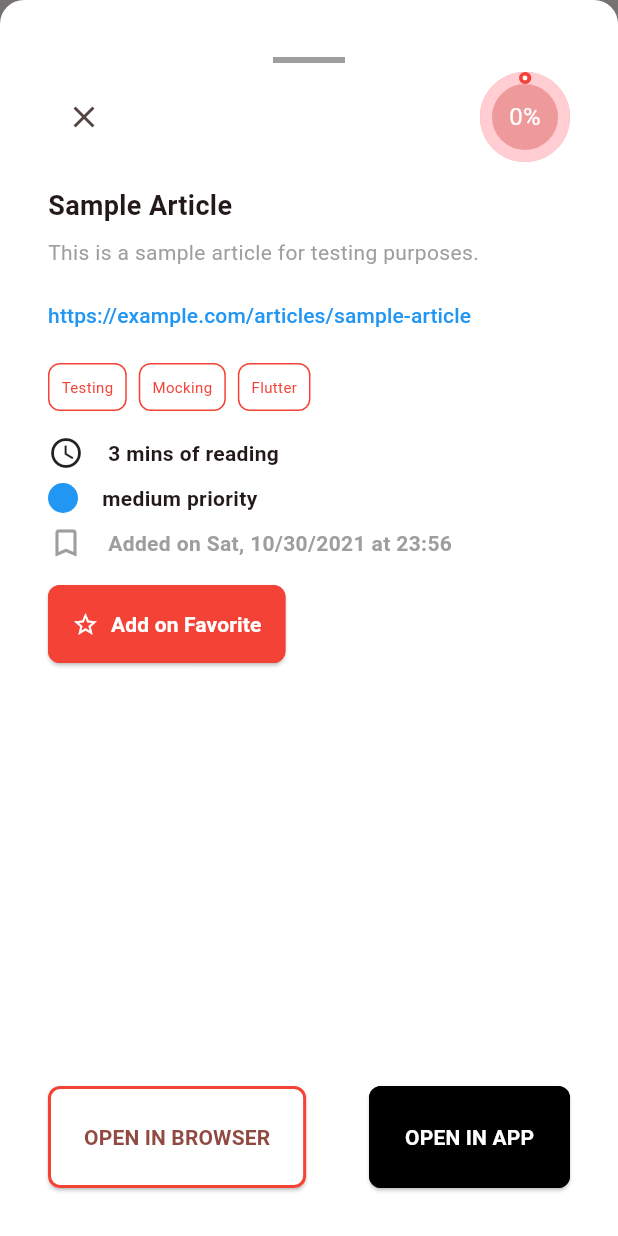
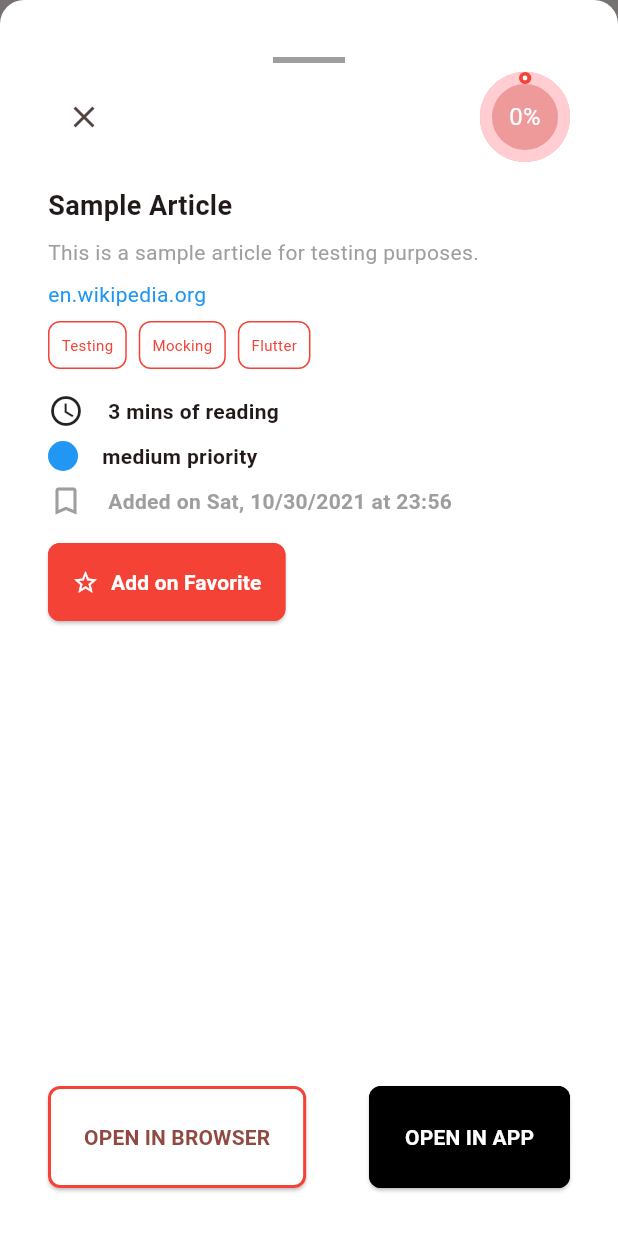
Before and after one commit to Nicholasvp/saved_articules, a Flutter app: the screen it shows after launch, after a tap on "Dart", after a tap on "Testing", after a tap on "Sample Article", on a phone screen of 412 x 824 dp. Run offline on Flutter 3.47's test engine with Material 3 defaults, Android fonts, the phone set to English and light mode, and no system bars; drawn by our look-alikes of anim_search_bar, sleek_circular_slider; our stand-ins replace flutter_riverpod, flutter_svg; missing offline and left inert: dart:html; network calls fail.

```diff
--- a/lib/src/data/mock/my_mock.dart
+++ b/lib/src/data/mock/my_mock.dart
@@ -24,7 +24,7 @@ class MyMock {
       "priority": "medium",
       "favorite": false,
       "addedAt": 1635638200000,
-      "urlArticule": "https://example.com/articles/sample-article",
+      "urlArticule": "https://en.wikipedia.org/wiki/Main_Page",
       "urlFavicon": "https://cdn-icons-png.flaticon.com/512/5968/5968906.png"
     },
     {
@@ -36,7 +36,8 @@ class MyMock {
       "priority": "high",
       "favorite": true,
       "addedAt": 1634637200000,
-      "urlArticule": "https://example.com/articles/lorem-ipsum",
+      "urlArticule":
+          "https://medium.com/@ximya/clean-your-ui-code-in-flutter-7c58bf3e267d",
       "urlFavicon": "https://cdn-icons-png.flaticon.com/512/5968/5968906.png",
       "progress": 25
     },
@@ -49,7 +50,7 @@ class MyMock {
       "priority": "medium",
       "favorite": false,
       "addedAt": 1635637200000,
-      "urlArticule": "https://example.com/articles/sample-article",
+      "urlArticule": "https://en.wikipedia.org/wiki/Main_Page",
       "urlFavicon": "https://cdn-icons-png.flaticon.com/512/5968/5968906.png"
     },
     {
@@ -61,7 +62,8 @@ class MyMock {
       "priority": "high",
       "favorite": true,
       "addedAt": 1635937200000,
-      "urlArticule": "https://example.com/articles/lorem-ipsum",
+      "urlArticule":
+          "https://medium.com/@ximya/clean-your-ui-code-in-flutter-7c58bf3e267d",
       "urlFavicon":
           "https://upload.wikimedia.org/wikipedia/commons/thumb/5/5a/Wikipedia%27s_W.svg/1024px-Wikipedia%27s_W.svg.png"
     },
@@ -74,7 +76,7 @@ class MyMock {
       "priority": "medium",
       "favorite": false,
       "addedAt": 1635637200000,
-      "urlArticule": "https://example.com/articles/sample-article",
+      "urlArticule": "https://en.wikipedia.org/wiki/Main_Page",
       "urlFavicon":
           "https://upload.wikimedia.org/wikipedia/commons/thumb/5/5a/Wikipedia%27s_W.svg/1024px-Wikipedia%27s_W.svg.png",
       "progress": 44
--- /dev/null
+++ b/lib/src/domain/models/helpers/helper.dart
@@ -0,0 +1,6 @@
+class Helper {
+  static String getHostUrl(String url) {
+    Uri uri = Uri.parse(url);
+    return uri.host;
+  }
+}
--- a/lib/src/presentation/store/home_store.dart
+++ b/lib/src/presentation/store/home_store.dart
@@ -5,6 +5,9 @@ import 'package:saved_articules/src/domain/models/tag_model.dart';
 class HomeStore {
   // VARIABLES
   bool isLoading = false;
+  bool sortyByDate = false;
+  bool sortyByPriority = false;
+
   List<ArticuleModel> articules = [];
   List<ArticuleModel> articulesFiltered = [];
   List<TagModel> tags = [];
--- a/lib/src/presentation/widgets/articule_content.dart
+++ b/lib/src/presentation/widgets/articule_content.dart
@@ -1,6 +1,9 @@
+import 'dart:html';
+
 import 'package:flutter/material.dart';
 import 'package:flutter_riverpod/flutter_riverpod.dart';
 import 'package:intl/intl.dart';
+import 'package:saved_articules/src/domain/models/helpers/helper.dart';
 import 'package:saved_articules/src/presentation/controllers/home_controller.dart';
 import 'package:saved_articules/src/presentation/widgets/favorite_buttom.dart';
 import 'package:saved_articules/src/presentation/widgets/icon_priority.dart';
@@ -8,6 +11,8 @@ import 'package:saved_articules/src/presentation/widgets/icon_text.dart';
 import 'package:saved_articules/src/presentation/widgets/progress_articule.dart';
 import 'package:saved_articules/src/presentation/widgets/tag_articule.dart';
 import 'package:saved_articules/src/theme/custom_theme.dart';
+import 'package:url_launcher/url_launcher.dart';
+import 'package:url_launcher/url_launcher_string.dart';
 
 class ArticuleContent extends ConsumerWidget {
   const ArticuleContent({
@@ -70,17 +75,11 @@ class ArticuleContent extends ConsumerWidget {
               ),
             ),
             const SizedBox(height: 8),
-            TextButton(
-              onPressed: () {},
-              style: ButtonStyle(
-                padding: MaterialStateProperty.all(EdgeInsets.zero),
-              ),
-              child: Text(
-                articule.urlArticule,
-                style: const TextStyle(
-                  fontSize: 14,
-                  color: Colors.blue,
-                ),
+            Text(
+              Helper.getHostUrl(articule.urlArticule),
+              style: const TextStyle(
+                fontSize: 14,
+                color: Colors.blue,
               ),
             ),
             const SizedBox(height: 8),
@@ -108,8 +107,7 @@ class ArticuleContent extends ConsumerWidget {
                 Icons.bookmark_border,
                 color: Colors.grey,
               ),
-              label:
-                  'Added on ${DateFormat.yMEd().format(articule.addedAt)} at ${DateFormat.Hm().format(articule.addedAt)}',
+              label: controller.formatterDate(articule.addedAt),
               color: Colors.grey,
             ),
             const SizedBox(height: 16),
@@ -123,12 +121,19 @@ class ArticuleContent extends ConsumerWidget {
                 );
               },
             ),
-            const Spacer(),
+            const Spacer(
+              flex: 1,
+            ),
             Row(
               mainAxisAlignment: MainAxisAlignment.spaceBetween,
               children: [
                 ElevatedButton(
-                  onPressed: () {},
+                  onPressed: () {
+                    launchUrlString(
+                      articule.urlArticule,
+                      mode: LaunchMode.externalApplication,
+                    );
+                  },
                   style: CustomTheme.buttomWhite,
                   child: const Text(
                     'OPEN IN BROWSER',
--- a/lib/src/presentation/widgets/card_articule.dart
+++ b/lib/src/presentation/widgets/card_articule.dart
@@ -37,7 +37,7 @@ class CardArticule extends StatelessWidget {
                 ),
               ],
             ),
-            height: 120,
+            height: 150,
             child: Row(
               children: [
                 Container(
@@ -84,11 +84,11 @@ class CardArticule extends StatelessWidget {
                         style: CustomTheme.label,
                       ),
                       Text(
-                        '${articule.priority} ',
+                        'Priority: ${articule.priority} ',
                         style: CustomTheme.label,
                       ),
                       Text(
-                        '${articule.addedAt} ',
+                        controller.formatterDate(articule.addedAt),
                         style: CustomTheme.label,
                       ),
                     ],
```
Also changed, not shown: lib/src/presentation/controllers/home_controller.dart (+20 -3 lines).
